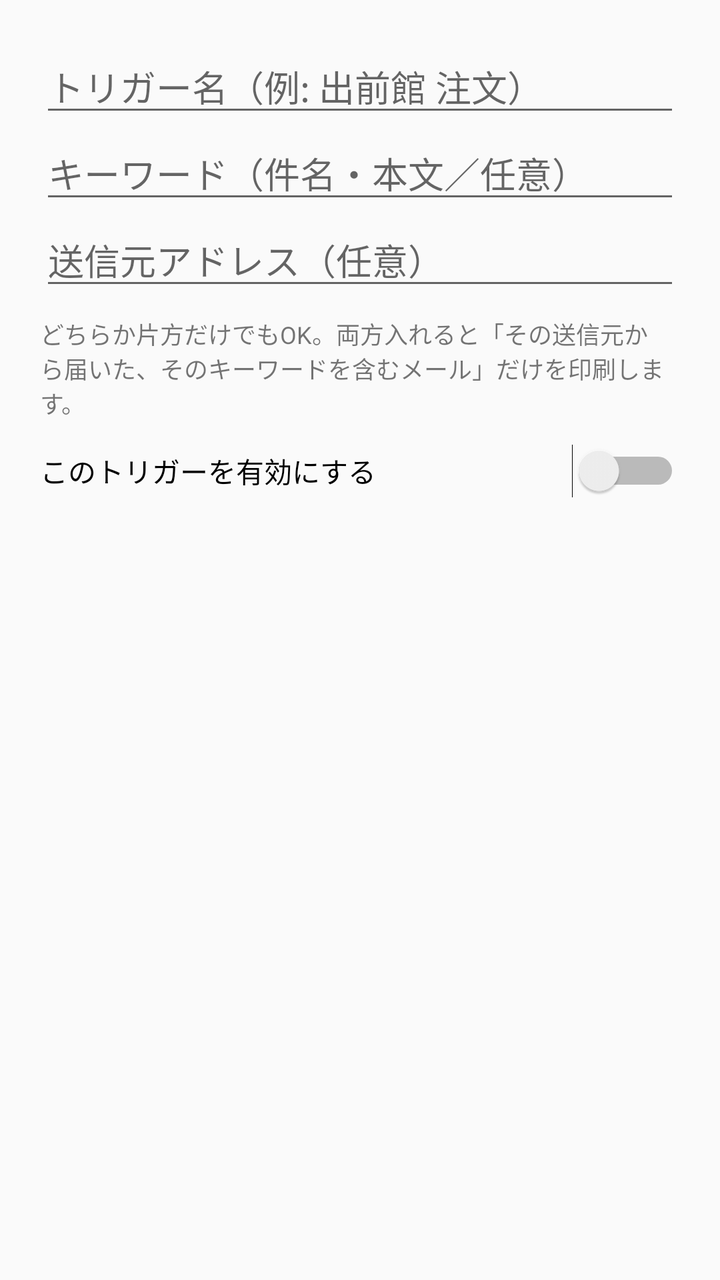
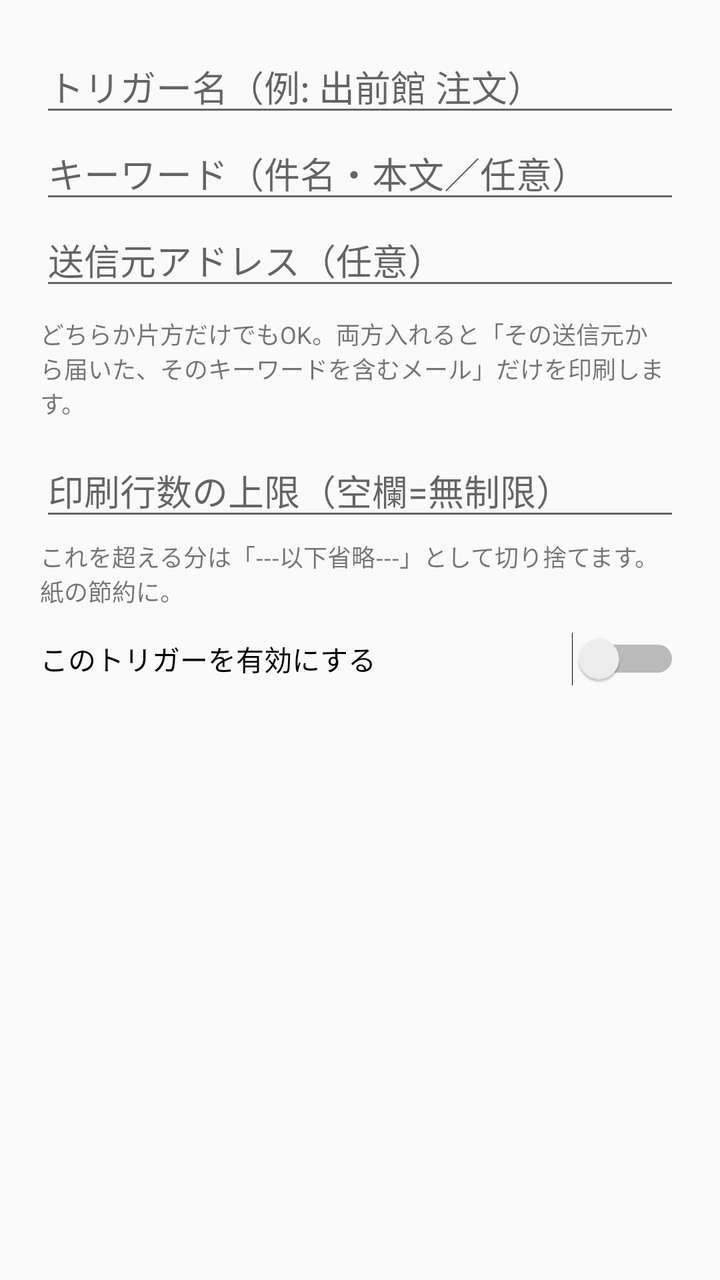

Before-and-after screenshots of an Android layout around one commit, followed by the original layout XML and the change that was made.
<!-- AndroidManifest.xml: application theme Theme.AutoPrint -->
<!-- res/layout/dialog_trigger.xml -->
<?xml version="1.0" encoding="utf-8"?>
<LinearLayout xmlns:android="http://schemas.android.com/apk/res/android"
    android:layout_width="match_parent"
    android:layout_height="wrap_content"
    android:orientation="vertical"
    android:padding="20dp">

    <EditText
        android:id="@+id/editName"
        android:layout_width="match_parent"
        android:layout_height="wrap_content"
        android:hint="トリガー名（例: 出前館 注文）" />

    <EditText
        android:id="@+id/editKeyword"
        android:layout_width="match_parent"
        android:layout_height="wrap_content"
        android:hint="キーワード（件名・本文／任意）" />

    <EditText
        android:id="@+id/editSender"
        android:layout_width="match_parent"
        android:layout_height="wrap_content"
        android:hint="送信元アドレス（任意）" />

    <TextView
        android:layout_width="match_parent"
        android:layout_height="wrap_content"
        android:layout_marginTop="8dp"
        android:textSize="12sp"
        android:text="どちらか片方だけでもOK。両方入れると「その送信元から届いた、そのキーワードを含むメール」だけを印刷します。" />

    <Switch
        android:id="@+id/switchEnabled"
        android:layout_width="match_parent"
        android:layout_height="wrap_content"
        android:layout_marginTop="12dp"
        android:text="このトリガーを有効にする" />
</LinearLayout>
<!-- resources referenced by this layout -->
<resources>
  <style name="Theme.AutoPrint" parent="Theme.MaterialComponents.DayNight.NoActionBar">
          <item name="colorPrimary">@color/primary</item>
          <item name="colorPrimaryDark">@color/primary_dark</item>
          <item name="colorAccent">@color/accent</item>
          <item name="android:windowBackground">@color/background</item>
      </style>
  <color name="primary">#C0392B</color>
  <color name="primary_dark">#922B21</color>
  <color name="accent">#F39C12</color>
  <color name="background">#FAFAFA</color>
</resources>

<!-- the commit's change to res/layout/dialog_trigger.xml (unified diff, before → after) -->
@@ -30,6 +30,21 @@
         android:textSize="12sp"
         android:text="どちらか片方だけでもOK。両方入れると「その送信元から届いた、そのキーワードを含むメール」だけを印刷します。" />
 
+    <EditText
+        android:id="@+id/editMaxLines"
+        android:layout_width="match_parent"
+        android:layout_height="wrap_content"
+        android:layout_marginTop="12dp"
+        android:hint="印刷行数の上限（空欄=無制限）"
+        android:inputType="number" />
+
+    <TextView
+        android:layout_width="match_parent"
+        android:layout_height="wrap_content"
+        android:layout_marginTop="4dp"
+        android:textSize="12sp"
+        android:text="これを超える分は「---以下省略---」として切り捨てます。紙の節約に。" />
+
     <Switch
         android:id="@+id/switchEnabled"
         android:layout_width="match_parent"
